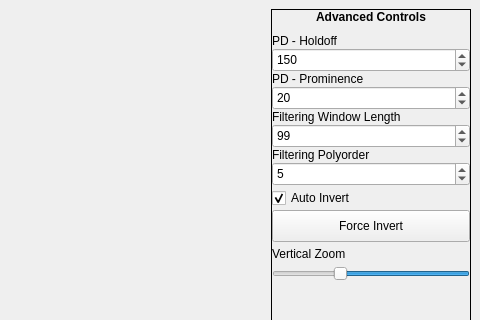
Before: the Qt Designer form ecg_viewer_window_mac.ui in HTM-Workshop/ECG-Viewer, drawn with Qt 5; both pictures show x 367 to 847 and y 0 to 320 of the 847 by 625 pixel window.
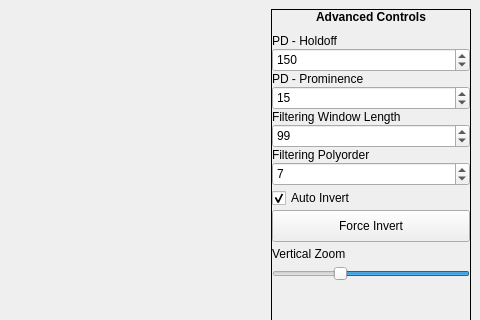
After: the same form once the commit is applied. Icons and pictures are not drawn. Custom widgets are drawn as their Qt base class.

```diff
--- a/ecg_viewer_window_mac.ui
+++ b/ecg_viewer_window_mac.ui
@@ -474,7 +474,7 @@
             </size>
            </property>
            <property name="value">
-            <number>20</number>
+            <number>15</number>
            </property>
           </widget>
          </item>
@@ -520,7 +520,7 @@
             </size>
            </property>
            <property name="value">
-            <number>5</number>
+            <number>7</number>
            </property>
           </widget>
          </item>
```
